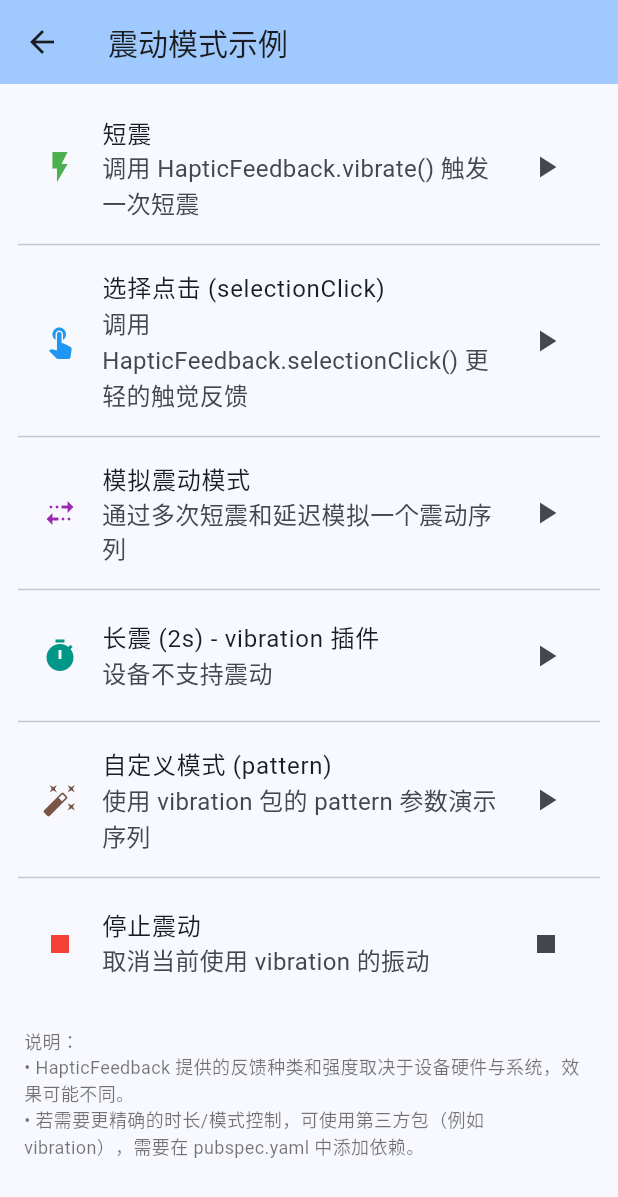
After one commit to JohniFirst/flutter_basic_rep, a Flutter app: the DeviceApiExamplePage screen opened directly, after a tap on "设备震动", on a phone screen of 412 x 824 dp. The commit adds this screen. Shown: the top 1197 px of the screen. Run offline on Flutter 3.47's test engine with Material 3 defaults, Android fonts, the phone set to English and light mode, and no system bars; our stand-ins replace flutter_local_notifications, flutter_secure_storage, image_picker, permission_handler, shared_preferences, vibration; accounts and stored records are empty.

Commit message:
增加调用系统震动api的能力

```diff
--- a/lib/screens/home_page/device_api_example/device_api_example_page.dart
+++ b/lib/screens/home_page/device_api_example/device_api_example_page.dart
@@ -1,6 +1,7 @@
 import 'package:flutter/material.dart';
 import 'camera_example_page.dart';
 import 'notification_example_page.dart';
+import 'vibration_example_page.dart';
 
 class DeviceApiExamplePage extends StatelessWidget {
   const DeviceApiExamplePage({super.key});
@@ -51,6 +52,26 @@ class DeviceApiExamplePage extends StatelessWidget {
               );
             },
           ),
+          ListTile(
+            leading: const Icon(
+              Icons.vibration,
+              size: 28,
+              color: Colors.purple,
+            ),
+            title: const Text(
+              '设备震动',
+              style: TextStyle(fontSize: 16, fontWeight: FontWeight.w500),
+            ),
+            subtitle: const Text('进入震动模式示例页面'),
+            trailing: const Icon(Icons.arrow_forward_ios),
+            onTap: () {
+              Navigator.of(context).push(
+                MaterialPageRoute(
+                  builder: (context) => const VibrationExamplePage(),
+                ),
+              );
+            },
+          ),
         ],
       ),
     );
--- /dev/null
+++ b/lib/screens/home_page/device_api_example/vibration_example_page.dart
@@ -0,0 +1,157 @@
+import 'package:flutter/material.dart';
+import 'package:flutter/services.dart';
+import 'package:vibration/vibration.dart';
+
+class VibrationExamplePage extends StatefulWidget {
+  const VibrationExamplePage({super.key});
+
+  @override
+  State<VibrationExamplePage> createState() => _VibrationExamplePageState();
+}
+
+class _VibrationExamplePageState extends State<VibrationExamplePage> {
+  bool _isSimulating = false;
+  bool _hasVibrator = false;
+
+  Future<void> _shortVibrate() async {
+    await HapticFeedback.vibrate();
+  }
+
+  Future<void> _selectionClick() async {
+    await HapticFeedback.selectionClick();
+  }
+
+  Future<void> _simulatePattern() async {
+    if (_isSimulating) return;
+    setState(() => _isSimulating = true);
+    try {
+      // 模拟一个短促-短促-长促的震动序列（通过多次调用 HapticFeedback.vibrate）
+      await HapticFeedback.vibrate();
+      await Future.delayed(const Duration(milliseconds: 150));
+      await HapticFeedback.vibrate();
+      await Future.delayed(const Duration(milliseconds: 150));
+      await HapticFeedback.vibrate();
+    } finally {
+      setState(() => _isSimulating = false);
+    }
+  }
+
+  @override
+  void initState() {
+    super.initState();
+    _checkVibrator();
+  }
+
+  Future<void> _checkVibrator() async {
+    final has = await Vibration.hasVibrator();
+    if (mounted) {
+      setState(() {
+        _hasVibrator = has;
+      });
+    }
+  }
+
+  Future<void> _vibrationLong() async {
+    if (!_hasVibrator) {
+      ScaffoldMessenger.of(
+        context,
+      ).showSnackBar(const SnackBar(content: Text('设备不支持震动')));
+      return;
+    }
+    await Vibration.vibrate(duration: 2000);
+  }
+
+  Future<void> _vibrationPattern() async {
+    if (!_hasVibrator) {
+      ScaffoldMessenger.of(
+        context,
+      ).showSnackBar(const SnackBar(content: Text('设备不支持震动')));
+      return;
+    }
+    // pattern: [wait, vibrate, wait, vibrate, ...]
+    await Vibration.vibrate(pattern: [0, 200, 100, 400, 100, 800]);
+  }
+
+  Future<void> _vibrationCancel() async {
+    if (!_hasVibrator) return;
+    await Vibration.cancel();
+  }
+
+  @override
+  Widget build(BuildContext context) {
+    return Scaffold(
+      appBar: AppBar(
+        title: const Text('震动模式示例'),
+        backgroundColor: Theme.of(context).colorScheme.inversePrimary,
+      ),
+      body: ListView(
+        padding: const EdgeInsets.all(12),
+        children: [
+          ListTile(
+            leading: const Icon(Icons.flash_on, color: Colors.green),
+            title: const Text('短震'),
+            subtitle: const Text('调用 HapticFeedback.vibrate() 触发一次短震'),
+            trailing: const Icon(Icons.play_arrow),
+            onTap: _shortVibrate,
+          ),
+          const Divider(),
+          ListTile(
+            leading: const Icon(Icons.touch_app, color: Colors.blue),
+            title: const Text('选择点击 (selectionClick)'),
+            subtitle: const Text('调用 HapticFeedback.selectionClick() 更轻的触觉反馈'),
+            trailing: const Icon(Icons.play_arrow),
+            onTap: _selectionClick,
+          ),
+          const Divider(),
+          ListTile(
+            leading: const Icon(Icons.multiple_stop, color: Colors.purple),
+            title: const Text('模拟震动模式'),
+            subtitle: const Text('通过多次短震和延迟模拟一个震动序列'),
+            trailing: _isSimulating
+                ? const SizedBox(
+                    width: 24,
+                    height: 24,
+                    child: CircularProgressIndicator(strokeWidth: 2),
+                  )
+                : const Icon(Icons.play_arrow),
+            onTap: _simulatePattern,
+          ),
+          const Divider(),
+          ListTile(
+            leading: const Icon(Icons.timer, color: Colors.teal),
+            title: const Text('长震 (2s) - vibration 插件'),
+            subtitle: Text(_hasVibrator ? '支持' : '设备不支持震动'),
+            trailing: const Icon(Icons.play_arrow),
+            onTap: _vibrationLong,
+          ),
+          const Divider(),
+          ListTile(
+            leading: const Icon(Icons.auto_fix_high, color: Colors.brown),
+            title: const Text('自定义模式 (pattern)'),
+            subtitle: const Text('使用 vibration 包的 pattern 参数演示序列'),
+            trailing: const Icon(Icons.play_arrow),
+            onTap: _vibrationPattern,
+          ),
+          const Divider(),
+          ListTile(
+            leading: const Icon(Icons.stop, color: Colors.red),
+            title: const Text('停止震动'),
+            subtitle: const Text('取消当前使用 vibration 的振动'),
+            trailing: const Icon(Icons.stop),
+            onTap: _vibrationCancel,
+          ),
+          const SizedBox(height: 20),
+          const Padding(
+            padding: EdgeInsets.symmetric(horizontal: 4.0),
+            child: Text(
+              '''说明：
+• HapticFeedback 提供的反馈种类和强度取决于设备硬件与系统，效果可能不同。
+• 若需要更精确的时长/模式控制，可使用第三方包（例如 vibration），需要在 pubspec.yaml 中添加依赖。''',
+              style: TextStyle(fontSize: 12, color: Colors.black54),
+            ),
+          ),
+        ],
+      ),
+    );
+  }
+}
```
Also changed, not shown: pubspec.yaml (+12 -10 lines), pubspec.lock, 1 other file.
